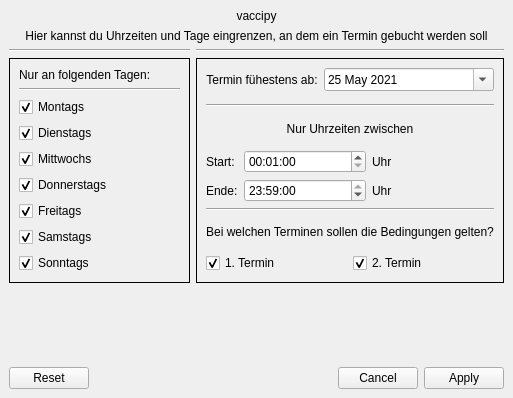
Old version of the form tools/gui/uhrzeiten.ui in the repository timreibe/vaccipy.
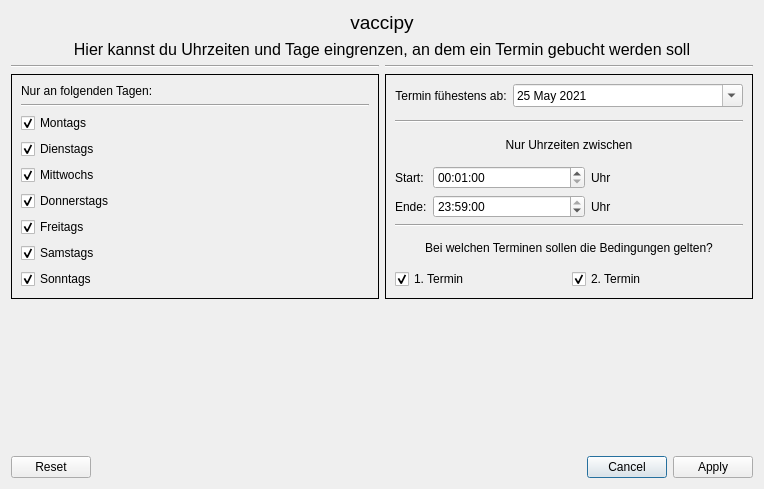
New version of the form.

```diff
--- a/tools/gui/uhrzeiten.ui
+++ b/tools/gui/uhrzeiten.ui
@@ -1,32 +1,30 @@
 <?xml version="1.0" encoding="UTF-8"?>
 <ui version="4.0">
- <class>MainWindow</class>
- <widget class="QMainWindow" name="MainWindow">
+ <class>Zeitspanne_Dialog</class>
+ <widget class="QDialog" name="Zeitspanne_Dialog">
   <property name="geometry">
    <rect>
     <x>0</x>
     <y>0</y>
-    <width>513</width>
-    <height>398</height>
+    <width>764</width>
+    <height>489</height>
    </rect>
   </property>
   <property name="windowTitle">
    <string>MainWindow</string>
   </property>
-  <widget class="QWidget" name="centralwidget">
    <layout class="QGridLayout" name="gridLayout_2">
-    <item row="3" column="0">
-     <spacer name="verticalSpacer">
+   <item row="0" column="0">
+    <layout class="QGridLayout" name="gridLayout">
+     <item row="2" column="0">
+      <widget class="QDialogButtonBox" name="buttonBox">
       <property name="orientation">
-       <enum>Qt::Vertical</enum>
-      </property>
-      <property name="sizeHint" stdset="0">
-       <size>
-        <width>20</width>
-        <height>40</height>
-       </size>
-      </property>
-     </spacer>
+        <enum>Qt::Horizontal</enum>
+       </property>
+       <property name="standardButtons">
+        <set>QDialogButtonBox::Apply|QDialogButtonBox::Cancel|QDialogButtonBox::Reset</set>
+       </property>
+      </widget>
     </item>
     <item row="0" column="0">
      <layout class="QGridLayout" name="main_layout">
@@ -39,6 +37,11 @@
       </item>
       <item row="1" column="0" colspan="2">
        <widget class="QLabel" name="label">
+         <property name="font">
+          <font>
+           <pointsize>12</pointsize>
+          </font>
+         </property>
         <property name="text">
          <string>Hier kannst du Uhrzeiten und Tage eingrenzen, an dem ein Termin gebucht werden soll</string>
         </property>
@@ -247,6 +250,11 @@
       </item>
       <item row="0" column="0" colspan="2">
        <widget class="QLabel" name="header_label">
+         <property name="font">
+          <font>
+           <pointsize>14</pointsize>
+          </font>
+         </property>
         <property name="text">
          <string>vaccipy</string>
         </property>
@@ -370,15 +378,22 @@
       </item>
      </layout>
     </item>
-    <item row="4" column="0">
-     <widget class="QDialogButtonBox" name="buttonBox">
-      <property name="standardButtons">
-       <set>QDialogButtonBox::Apply|QDialogButtonBox::Cancel|QDialogButtonBox::Reset</set>
-      </property>
-     </widget>
-    </item>
-   </layout>
-  </widget>
+     <item row="1" column="0">
+      <spacer name="verticalSpacer">
+       <property name="orientation">
+        <enum>Qt::Vertical</enum>
+       </property>
+       <property name="sizeHint" stdset="0">
+        <size>
+         <width>20</width>
+         <height>40</height>
+        </size>
+       </property>
+      </spacer>
+     </item>
+    </layout>
+   </item>
+  </layout>
  </widget>
  <resources/>
  <connections/>
```
Left out of the diff: 2 changed lines with no effect on the pictures. Lines whose indentation alone changed are shown as unchanged.
